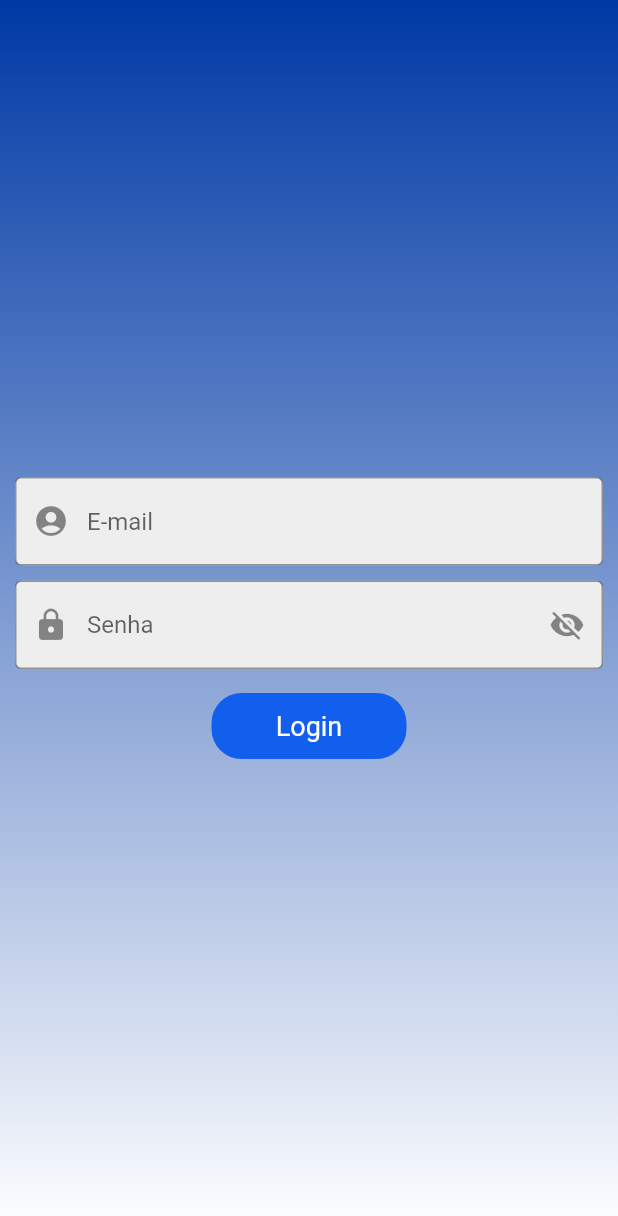
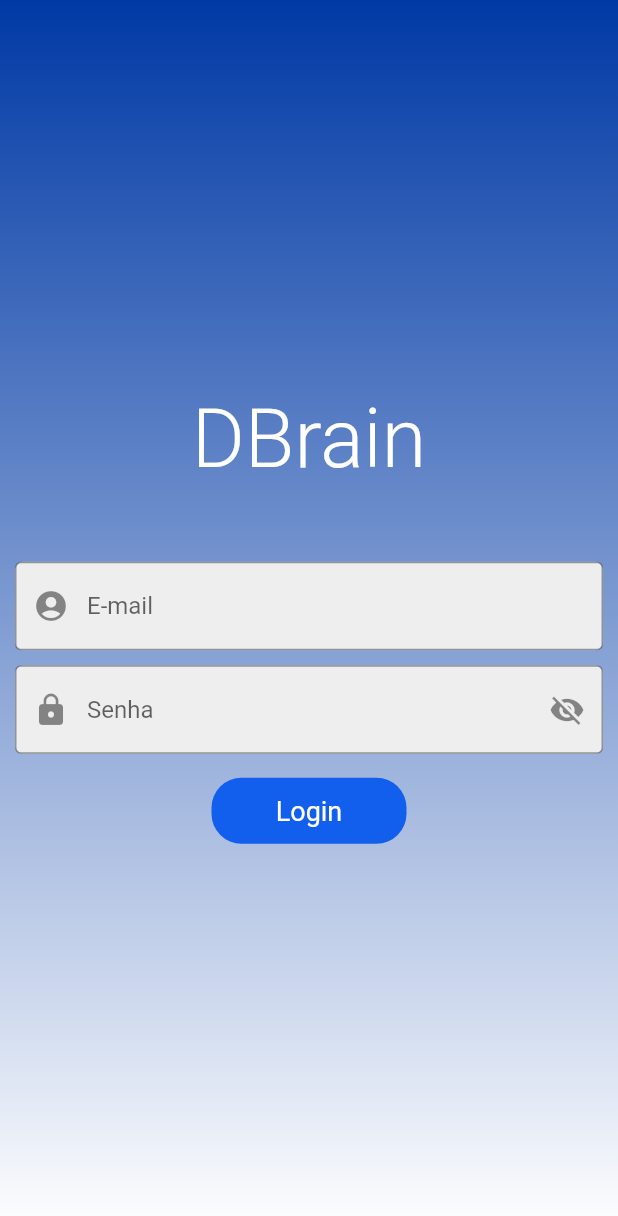
Before and after one commit to guilhermefbc/d_brain_test, a Flutter app: the screen it shows after launch, on a phone screen of 412 x 824 dp. Shown: the top 1216 px of the screen. Run offline on Flutter 3.47's test engine with Material 2 defaults, Android fonts, the phone set to English and light mode, and no system bars; our stand-ins replace cloud_firestore, curved_navigation_bar, firebase_auth, firebase_core, firebase_storage, flutter_local_notifications and 4 more; missing offline and left inert: background_fetch, camera_camera; accounts and stored records are empty; generated files the repository leaves out were written again.

```diff
--- a/lib/src/modules/auth/screens/login_screen.dart
+++ b/lib/src/modules/auth/screens/login_screen.dart
@@ -32,6 +32,15 @@ class _LoginScreenState extends State<LoginScreen> {
           child: Column(
             mainAxisAlignment: MainAxisAlignment.center,
             children: [
+              const Text(
+                "DBrain",
+                style: TextStyle(
+                  fontSize: 54.0,
+                  color: Colors.white,
+                  fontWeight: FontWeight.w300
+                ),
+              ),
+              const SizedBox(height: 50,),
               Observer(
                   builder: (_) {
                     return LoginTextField(
--- a/lib/src/modules/vouchers/widgets/voucher_item_widget.dart
+++ b/lib/src/modules/vouchers/widgets/voucher_item_widget.dart
@@ -43,7 +43,7 @@ class _VoucherItemWidgetState extends State<VoucherItemWidget> {
   @override
   Widget build(BuildContext context) {
     return Container(
-      padding: const EdgeInsets.only(left: 10.0, right: 10.0, top: 5.0, bottom: 5.0),
+      padding: const EdgeInsets.only(left: 10.0, right: 10.0, top: 10.0),
       child: GestureDetector(
         onTap: () {},
         child: Card(
```
Also changed, not shown: lib/src/modules/auth/screens/splash_screen.dart (+9 -0 lines).
